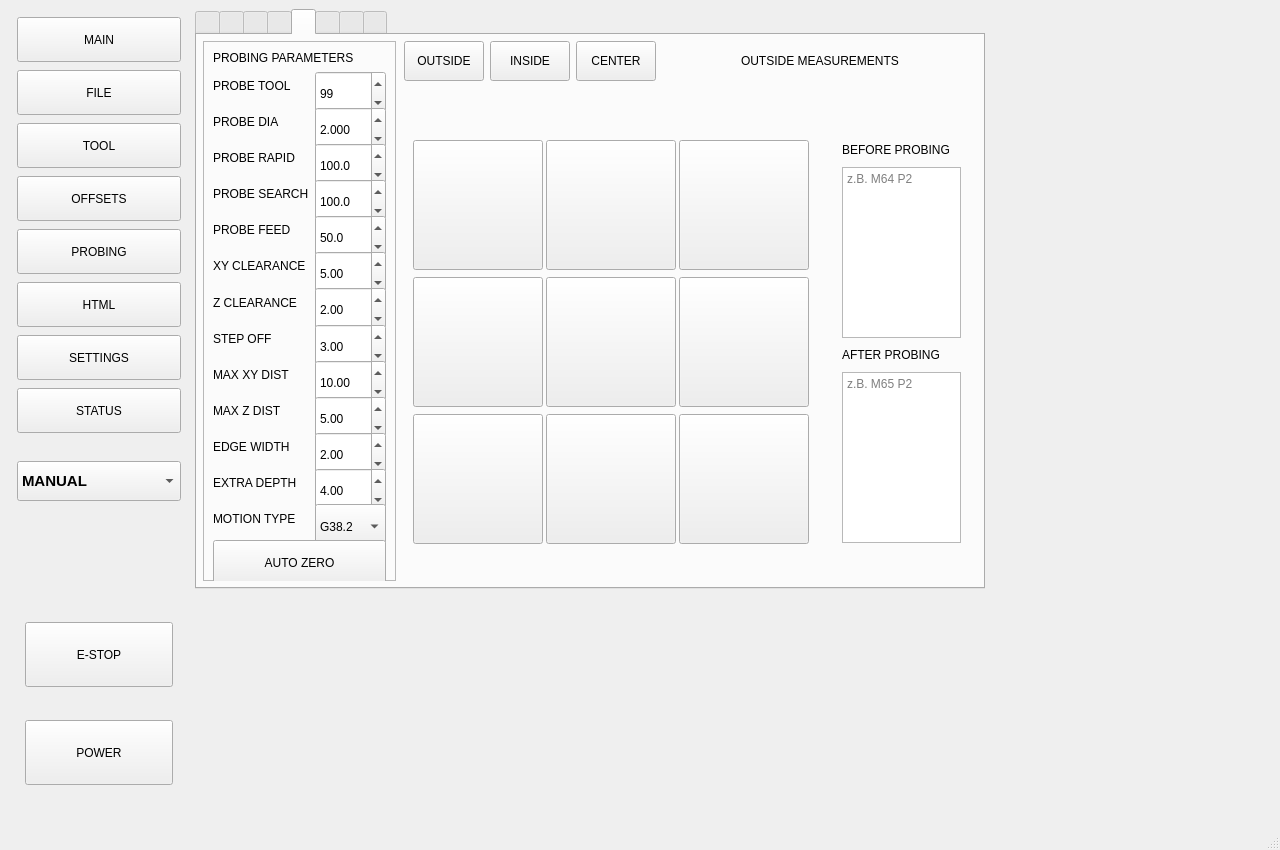
Old version of the form thorcnc/thorcnc.ui in the repository Moshkopp/ThorCNC.
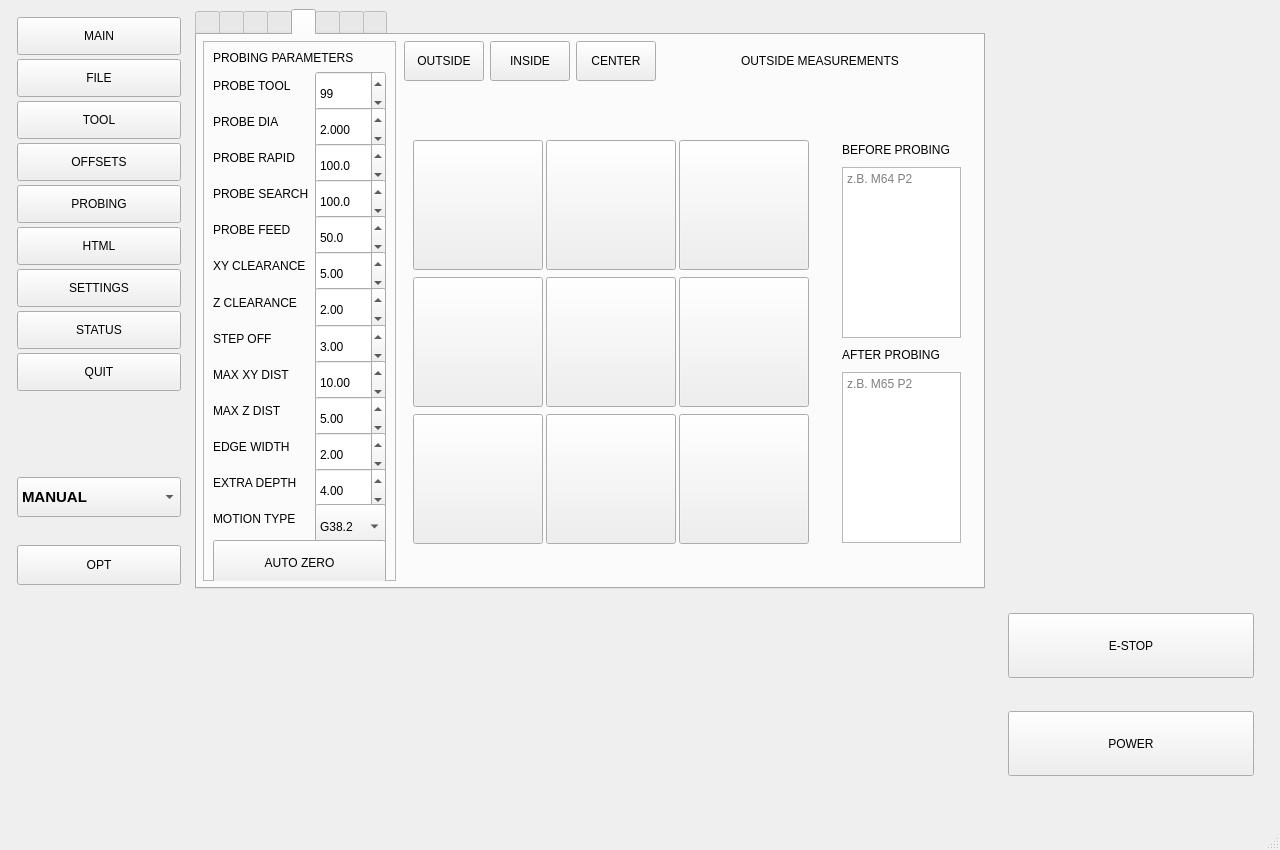
New version of the form.

Commit message: feat: add GCode view toggle to simple_view and update navigation UI layout

The edit to the form file:
```diff
--- a/thorcnc/thorcnc.ui
+++ b/thorcnc/thorcnc.ui
@@ -37,7 +37,7 @@
       </property>
       <layout class="QVBoxLayout" name="leftLayout">
        <property name="spacing">
-        <number>8</number>
+        <number>4</number>
        </property>
        <property name="leftMargin"><number>8</number></property>
        <property name="topMargin"><number>8</number></property>
@@ -48,7 +48,7 @@
          <property name="minimumSize">
           <size>
            <width>0</width>
-           <height>45</height>
+           <height>38</height>
           </size>
          </property>
          <property name="text">
@@ -61,7 +61,7 @@
          <property name="minimumSize">
           <size>
            <width>0</width>
-           <height>45</height>
+           <height>38</height>
           </size>
          </property>
          <property name="text">
@@ -74,7 +74,7 @@
          <property name="minimumSize">
           <size>
            <width>0</width>
-           <height>45</height>
+           <height>38</height>
           </size>
          </property>
          <property name="text">
@@ -87,7 +87,7 @@
          <property name="minimumSize">
           <size>
            <width>0</width>
-           <height>45</height>
+           <height>38</height>
           </size>
          </property>
          <property name="text">
@@ -100,7 +100,7 @@
          <property name="minimumSize">
           <size>
            <width>0</width>
-           <height>45</height>
+           <height>38</height>
           </size>
          </property>
          <property name="text">
@@ -113,7 +113,7 @@
          <property name="minimumSize">
           <size>
            <width>0</width>
-           <height>45</height>
+           <height>38</height>
           </size>
          </property>
          <property name="text">
@@ -126,7 +126,7 @@
          <property name="minimumSize">
           <size>
            <width>0</width>
-           <height>45</height>
+           <height>38</height>
           </size>
          </property>
          <property name="text">
@@ -139,7 +139,7 @@
          <property name="minimumSize">
           <size>
            <width>0</width>
-           <height>45</height>
+           <height>38</height>
           </size>
          </property>
          <property name="text">
@@ -147,6 +147,19 @@
          </property>
         </widget>
        </item>
+       <item>
+        <widget class="QPushButton" name="nav_quit">
+         <property name="minimumSize">
+          <size>
+           <width>0</width>
+           <height>38</height>
+          </size>
+         </property>
+         <property name="text">
+          <string>QUIT</string>
+         </property>
+        </widget>
+       </item>
        <item>
         <spacer name="navSpacer">
          <property name="orientation">
@@ -202,56 +215,102 @@
          <property name="sizeHint" stdset="0">
           <size>
            <width>20</width>
-           <height>80</height>
+           <height>20</height>
           </size>
          </property>
         </spacer>
        </item>
        <item>
-        <widget class="QFrame" name="estopPowerGroup">
-         <property name="minimumSize">
-          <size>
-           <width>0</width>
-           <height>230</height>
-          </size>
-         </property>
+         <widget class="QFrame" name="optExpandPanel">
          <property name="maximumSize">
           <size>
            <width>16777215</width>
-           <height>230</height>
-          </size>
-         </property>
-         <layout class="QVBoxLayout" name="estopPowerLayout">
-          <property name="leftMargin"><number>8</number></property>
-          <property name="topMargin"><number>8</number></property>
-          <property name="rightMargin"><number>8</number></property>
-          <property name="bottomMargin"><number>8</number></property>
-          <property name="spacing"><number>8</number></property>
+            <height>0</height>
+           </size>
+          </property>
+          <property name="frameShape">
+           <enum>QFrame::NoFrame</enum>
+          </property>
+          <property name="frameShadow">
+           <enum>QFrame::Plain</enum>
+          </property>
+          <layout class="QVBoxLayout" name="optExpandLayout">
+           <property name="spacing">
+            <number>2</number>
+           </property>
+           <property name="leftMargin">
+            <number>0</number>
+           </property>
+           <property name="topMargin">
+            <number>0</number>
+           </property>
+           <property name="rightMargin">
+            <number>0</number>
+           </property>
+           <property name="bottomMargin">
+            <number>5</number>
+           </property>
           <item>
-           <widget class="QPushButton" name="estop_button">
+            <widget class="QPushButton" name="btn_opt_sb">
             <property name="minimumSize">
              <size>
               <width>0</width>
-              <height>65</height>
-             </size>
-            </property>
-            <property name="text"><string>E-STOP</string></property>
+               <height>45</height>
+              </size>
+             </property>
+             <property name="text">
+              <string>SINGLE BLOCK</string>
+             </property>
+             <property name="checkable">
+              <bool>true</bool>
+             </property>
            </widget>
           </item>
           <item>
-           <widget class="QPushButton" name="power_button">
+            <widget class="QPushButton" name="btn_opt_m1">
             <property name="minimumSize">
              <size>
               <width>0</width>
-              <height>65</height>
-             </size>
-            </property>
-            <property name="text"><string>POWER</string></property>
+               <height>45</height>
+              </size>
+             </property>
+             <property name="text">
+              <string>M1 OPT STOP</string>
+             </property>
+             <property name="checkable">
+              <bool>true</bool>
+             </property>
            </widget>
           </item>
          </layout>
         </widget>
        </item>
+        <item>
+         <widget class="QPushButton" name="btn_opt">
+          <property name="minimumSize">
+           <size>
+            <width>0</width>
+            <height>40</height>
+           </size>
+          </property>
+          <property name="text">
+           <string>OPT</string>
+          </property>
+         </widget>
+        </item>
+        <item>
+         <widget class="QFrame" name="runControlsPanel">
+         <property name="minimumSize"><size><width>0</width><height>230</height></size></property>
+         <property name="maximumSize"><size><width>16777215</width><height>230</height></size></property>
+         <layout class="QVBoxLayout" name="runControlsLayout">
+          <property name="leftMargin"><number>0</number></property>
+          <property name="topMargin"><number>0</number></property>
+          <property name="rightMargin"><number>0</number></property>
+          <property name="bottomMargin"><number>0</number></property>
+          <property name="spacing"><number>0</number></property>
+         </layout>
+        </widget>
+       </item>
       </layout>
      </widget>
     </item>
@@ -1957,7 +2016,38 @@
         <height>16777215</height>
        </size>
       </property>
-      <layout class="QVBoxLayout" name="rightLayoutPlaceholder" /></widget>
+      <layout class="QVBoxLayout" name="rightLayoutPlaceholder">
+       <item>
+        <spacer name="rightTopSpacer">
+         <property name="orientation"><enum>Qt::Orientation::Vertical</enum></property>
+         <property name="sizeType"><enum>QSizePolicy::Policy::Expanding</enum></property>
+         <property name="sizeHint" stdset="0"><size><width>20</width><height>40</height></size></property>
+        </spacer>
+       </item>
+       <item>
+        <widget class="QFrame" name="estopPowerGroup">
+         <property name="minimumSize"><size><width>0</width><height>230</height></size></property>
+         <property name="maximumSize"><size><width>16777215</width><height>230</height></size></property>
+         <layout class="QVBoxLayout" name="estopPowerLayout">
+          <property name="margin"><number>8</number></property>
+          <property name="spacing"><number>8</number></property>
+          <item>
+           <widget class="QPushButton" name="estop_button">
+            <property name="minimumSize"><size><width>0</width><height>65</height></size></property>
+            <property name="text"><string>E-STOP</string></property>
+           </widget>
+          </item>
+          <item>
+           <widget class="QPushButton" name="power_button">
+            <property name="minimumSize"><size><width>0</width><height>65</height></size></property>
+            <property name="text"><string>POWER</string></property>
+           </widget>
+          </item>
+         </layout>
+        </widget>
+       </item>
+      </layout>
+     </widget>
     </item>
    </layout>
   </widget>
```
Lines whose indentation alone changed are shown as unchanged. The commit also changes 11 other files.
